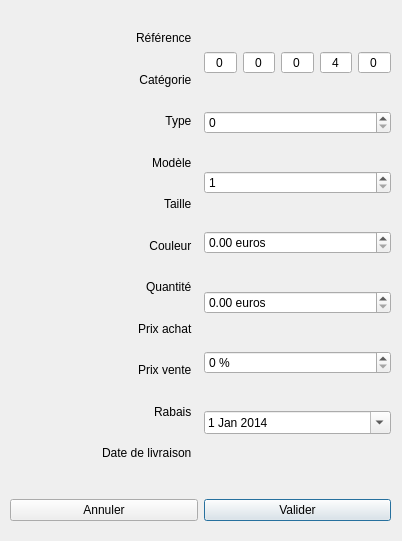
Old version of the form GestionDeStock/ajoutstock.ui in the repository pawamoy/gestion-de-stock.
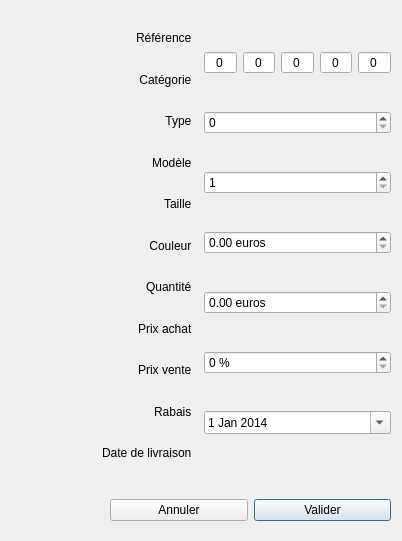
New version of the form. Icons and pictures are not drawn.

The edit to the form file:
```diff
--- a/GestionDeStock/ajoutstock.ui
+++ b/GestionDeStock/ajoutstock.ui
@@ -278,7 +278,7 @@
            <enum>QAbstractSpinBox::NoButtons</enum>
           </property>
           <property name="minimum">
-           <number>4</number>
+           <number>0</number>
           </property>
           <property name="maximum">
            <number>80</number>
@@ -413,9 +413,9 @@
   <widget class="QWidget" name="horizontalLayoutWidget">
    <property name="geometry">
     <rect>
-     <x>10</x>
+     <x>110</x>
      <y>490</y>
-     <width>381</width>
+     <width>281</width>
      <height>41</height>
     </rect>
    </property>
```
